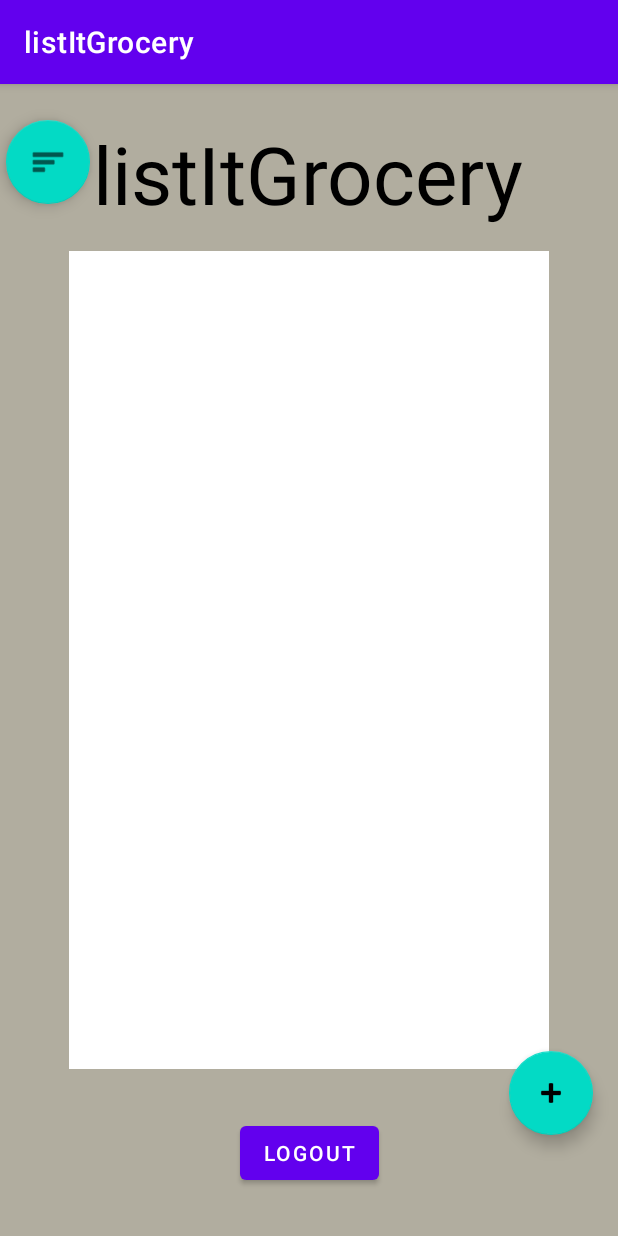
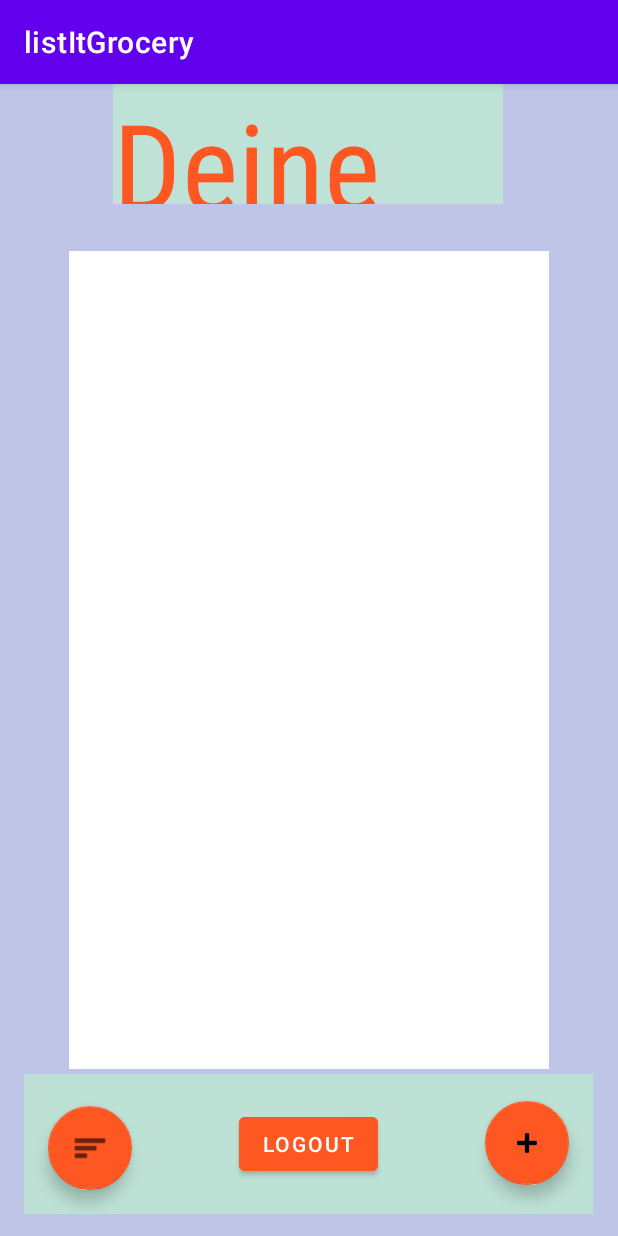
Before and after one commit to cyberAkeshan/listItGrocery, an Android app: the screen it shows after launch once a user with an empty profile is signed in (MainActivity), on a phone screen of 412 x 824 dp. Run offline under Robolectric (Android 15) with nearby library versions, the phone set to English and light mode, and no system bars; our stand-ins replace Firebase (no records; nobody signed in at launch, a user with empty details on screens opened directly).

Commit message:
MainActivity frontend upgrade

```diff
--- a/app/src/main/java/com/example/listitgrocery/Activity/MainActivity.java
+++ b/app/src/main/java/com/example/listitgrocery/Activity/MainActivity.java
@@ -47,7 +47,7 @@ public class MainActivity extends AppCompatActivity{
         auth = FirebaseAuth.getInstance();
         user=auth.getCurrentUser();
         logoutBtn=findViewById(R.id.logoutBtn);
-        userTextView=findViewById(R.id.userTextView);
+        userTextView=findViewById(R.id.userTextview);
         if(user==null){
             Intent intent = new Intent(getApplicationContext(),LoginActivity.class);
             startActivity(intent);
--- a/app/src/main/res/layout/activity_main.xml
+++ b/app/src/main/res/layout/activity_main.xml
@@ -4,47 +4,18 @@
     xmlns:tools="http://schemas.android.com/tools"
     android:layout_width="match_parent"
     android:layout_height="match_parent"
-    android:background="#B1AD9F"
+    android:background="#BEC5E7"
     tools:context=".Activity.MainActivity">
 
     <TextView
-        android:id="@+id/textView"
-        android:layout_width="wrap_content"
-        android:layout_height="wrap_content"
-        android:text="listItGrocery"
-        android:textColor="@color/black"
-        android:textSize="80px"
-        app:layout_constraintBottom_toBottomOf="parent"
+        android:id="@+id/userTextview"
+        android:layout_width="142dp"
+        android:layout_height="20dp"
+        android:text=""
+        app:layout_constraintBottom_toTopOf="@+id/frameLayout"
         app:layout_constraintEnd_toEndOf="parent"
-        app:layout_constraintHorizontal_bias="0.497"
         app:layout_constraintStart_toStartOf="parent"
-        app:layout_constraintTop_toTopOf="parent"
-        app:layout_constraintVertical_bias="0.034" />
-
-    <com.google.android.material.floatingactionbutton.FloatingActionButton
-        android:id="@+id/floatingActionButton"
-        android:layout_width="wrap_content"
-        android:layout_height="633dp"
-        android:clickable="true"
-        app:layout_constraintBottom_toBottomOf="parent"
-        app:layout_constraintEnd_toEndOf="parent"
-        app:layout_constraintHorizontal_bias="0.954"
-        app:layout_constraintStart_toStartOf="parent"
-        app:layout_constraintTop_toTopOf="parent"
-        app:layout_constraintVertical_bias="0.905"
-        app:srcCompat="@android:drawable/ic_input_add" />
-
-    <com.google.android.material.floatingactionbutton.FloatingActionButton
-        android:id="@+id/floatingActionButton2"
-        android:layout_width="wrap_content"
-        android:layout_height="wrap_content"
-        android:layout_marginStart="4dp"
-        android:layout_marginTop="24dp"
-        android:clickable="true"
-        app:layout_constraintStart_toStartOf="parent"
-        app:layout_constraintTop_toTopOf="parent"
-        app:srcCompat="@android:drawable/ic_menu_sort_by_size"
-        tools:ignore="MissingConstraints" />
+        app:layout_constraintTop_toBottomOf="@+id/shapeTop" />
 
     <FrameLayout
         android:id="@+id/frameLayout"
@@ -58,33 +29,96 @@
         app:layout_constraintEnd_toEndOf="parent"
         app:layout_constraintStart_toStartOf="parent"
         app:layout_constraintTop_toTopOf="parent"
-        app:layout_constraintVertical_bias="0.502" >
+        app:layout_constraintVertical_bias="0.502">
 
         <androidx.recyclerview.widget.RecyclerView
             android:id="@+id/r"
             android:layout_width="match_parent"
             android:layout_height="match_parent" />
+
     </FrameLayout>
+
+    <androidx.constraintlayout.widget.ConstraintLayout
+        android:id="@+id/shapeTop"
+        android:layout_width="260dp"
+        android:layout_height="80dp"
+        android:background="#BFE2D6"
+        android:bottomLeftRadius="20dp"
+        android:bottomRightRadius="20dp"
+        app:layout_constraintBottom_toTopOf="@+id/frameLayout"
+        app:layout_constraintEnd_toEndOf="parent"
+        app:layout_constraintHorizontal_bias="0.496"
+        app:layout_constraintStart_toStartOf="parent"
+        app:layout_constraintTop_toTopOf="parent"
+        app:layout_constraintVertical_bias="0.0">
+
+
+        <TextView
+            android:id="@+id/textView"
+            android:layout_width="wrap_content"
+            android:layout_height="wrap_content"
+            android:fontFamily="sans-serif-condensed"
+            android:text="Deine Listen"
+            android:textColor="#FF5722"
+            android:textSize="120px"
+            app:layout_constraintBottom_toBottomOf="parent"
+            app:layout_constraintEnd_toEndOf="parent"
+            app:layout_constraintHorizontal_bias="0.503"
+            app:layout_constraintStart_toStartOf="parent"
+            app:layout_constraintTop_toTopOf="parent"
+            app:layout_constraintVertical_bias="0.938" />
+    </androidx.constraintlayout.widget.ConstraintLayout>
+
+    <androidx.constraintlayout.widget.ConstraintLayout
+        android:layout_width="379dp"
+        android:layout_height="93dp"
+        android:background="#BEE1D5"
+        app:layout_constraintBottom_toBottomOf="parent"
+        app:layout_constraintEnd_toEndOf="parent"
+        app:layout_constraintHorizontal_bias="0.495"
+        app:layout_constraintStart_toStartOf="parent"
+        app:layout_constraintTop_toTopOf="parent"
+        app:layout_constraintVertical_bias="0.978">
 
         <Button
             android:id="@+id/logoutBtn"
             android:layout_width="wrap_content"
             android:layout_height="wrap_content"
+            android:backgroundTint="#FF5722"
             android:text="Logout"
             app:layout_constraintBottom_toBottomOf="parent"
             app:layout_constraintEnd_toEndOf="parent"
             app:layout_constraintStart_toStartOf="parent"
-        app:layout_constraintTop_toBottomOf="@+id/frameLayout" />
+            app:layout_constraintTop_toTopOf="parent" />
 
-    <TextView
-        android:id="@+id/userTextView"
-        android:layout_width="156dp"
-        android:layout_height="15dp"
+        <com.google.android.material.floatingactionbutton.FloatingActionButton
+            android:id="@+id/floatingActionButton"
+            android:layout_width="wrap_content"
+            android:layout_height="633dp"
+            android:clickable="true"
+            app:backgroundTint="#FF5722"
             app:layout_constraintBottom_toBottomOf="parent"
             app:layout_constraintEnd_toEndOf="parent"
-        app:layout_constraintHorizontal_bias="0.498"
+            app:layout_constraintHorizontal_bias="0.95"
             app:layout_constraintStart_toStartOf="parent"
             app:layout_constraintTop_toTopOf="parent"
-        app:layout_constraintVertical_bias="0.09" />
+            app:layout_constraintVertical_bias="0.486"
+            app:srcCompat="@android:drawable/ic_input_add" />
+
+        <com.google.android.material.floatingactionbutton.FloatingActionButton
+            android:id="@+id/floatingActionButton2"
+            android:layout_width="wrap_content"
+            android:layout_height="wrap_content"
+            android:clickable="true"
+            app:backgroundTint="#FF5722"
+            app:layout_constraintBottom_toBottomOf="parent"
+            app:layout_constraintEnd_toEndOf="parent"
+            app:layout_constraintHorizontal_bias="0.049"
+            app:layout_constraintStart_toStartOf="parent"
+            app:layout_constraintTop_toTopOf="parent"
+            app:layout_constraintVertical_bias="0.567"
+            app:srcCompat="@android:drawable/ic_menu_sort_by_size"
+            tools:ignore="MissingConstraints" />
+    </androidx.constraintlayout.widget.ConstraintLayout>
 
 </androidx.constraintlayout.widget.ConstraintLayout>
```
Lines whose indentation alone changed are shown as unchanged.
